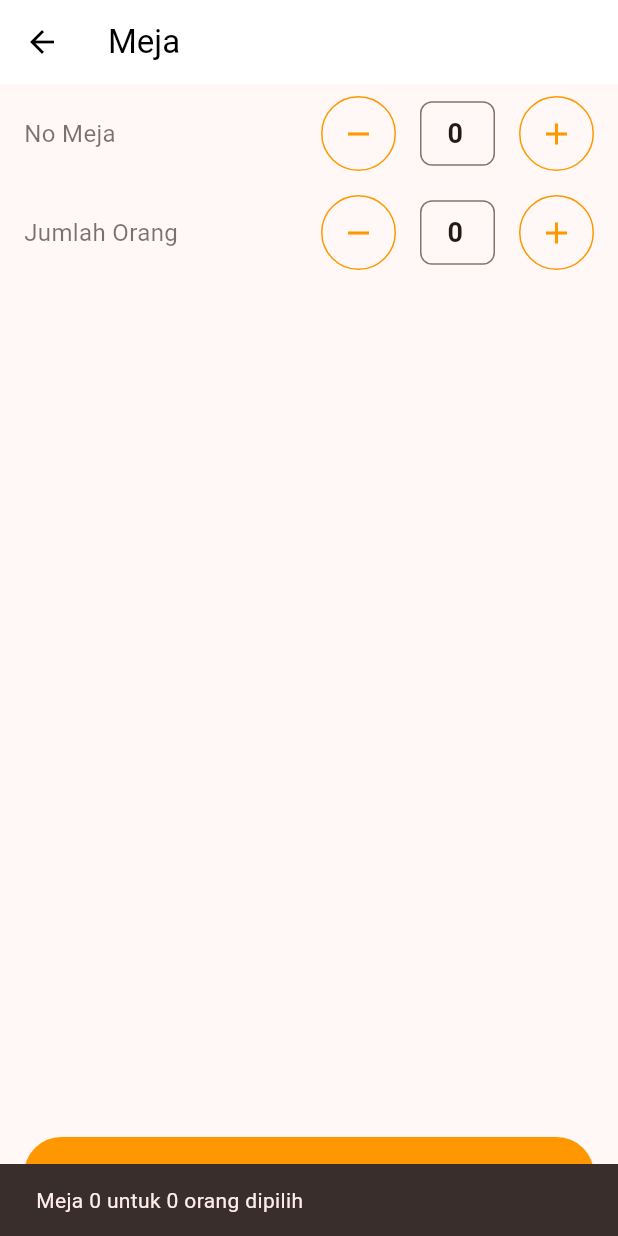
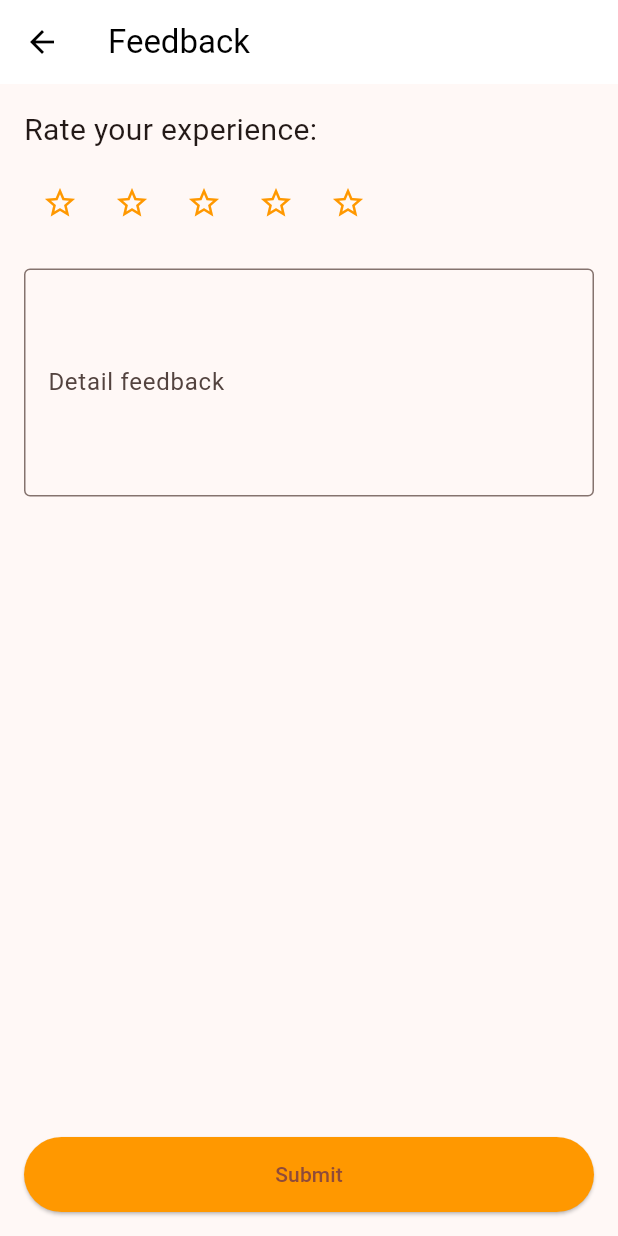
Before and after one commit to admiral-iman/e-kantinApp, a Flutter app: the MejaPage screen opened directly, after a tap on "Lanjut", on a phone screen of 412 x 824 dp. Run offline on Flutter 3.47's test engine with Material 3 defaults, Android fonts, the phone set to English and light mode, and no system bars; our stand-ins replace hive, image_picker; accounts and stored records are empty.

Commit message:
FeedBack

```diff
--- a/lib/views/feedback.dart
+++ b/lib/views/feedback.dart
@@ -0,0 +1,99 @@
+import 'package:e_kantin/views/homepage.dart';
+import 'package:flutter/material.dart';
+import 'homepage.dart';
+
+class FeedbackPage extends StatefulWidget {
+  @override
+  _FeedbackPageState createState() => _FeedbackPageState();
+}
+
+class _FeedbackPageState extends State<FeedbackPage> {
+  int _rating = 0; // Menyimpan rating bintang yang dipilih
+
+  @override
+  Widget build(BuildContext context) {
+    return Scaffold(
+      appBar: AppBar(
+        leading: IconButton(
+          icon: Icon(Icons.arrow_back, color: Colors.black),
+          onPressed: () => Navigator.of(context).pop(),
+        ),
+        title: Text('Feedback', style: TextStyle(color: Colors.black)),
+        backgroundColor: Colors.white,
+        elevation: 0,
+      ),
+      body: Padding(
+        padding: const EdgeInsets.all(16.0),
+        child: Column(
+          crossAxisAlignment: CrossAxisAlignment.start,
+          children: [
+            Text('Rate your experience:', style: TextStyle(fontSize: 20)),
+            SizedBox(height: 10),
+            Row(
+              mainAxisAlignment: MainAxisAlignment.start,
+              children: List.generate(5, (index) {
+                return IconButton(
+                  icon: Icon(
+                    index < _rating ? Icons.star : Icons.star_border,
+                    color: Colors.orange,
+                  ),
+                  onPressed: () {
+                    setState(() {
+                      _rating = index + 1; // Update rating
+                    });
+                  },
+                );
+              }),
+            ),
+            SizedBox(height: 20),
+            TextField(
+              decoration: InputDecoration(
+                labelText: 'Detail feedback',
+                border: OutlineInputBorder(),
+              ),
+              maxLines: 5,
+            ),
+            Spacer(),
+            ElevatedButton(
+              onPressed: () {
+                // Menampilkan pop-up konfirmasi setelah submit
+                showDialog(
+                  context: context,
+                  builder: (BuildContext context) {
+                    return AlertDialog(
+                      title: Text('Terima Kasih'),
+                      content: Text('Feedback Anda telah terkirim.'),
+                      actions: [
+                        TextButton(
+                          onPressed: () {
+                            Navigator.of(context).pop(); // Tutup pop-up
+                            // Navigasi ke halaman Home setelah pop-up tertutup
+                            Navigator.pushReplacement(
+                              context,
+                              MaterialPageRoute(
+                                  builder: (context) =>
+                                      Home()), // Arahkan ke Home
+                            );
+                          },
+                          child: Text('OK'),
+                        ),
+                      ],
+                    );
+                  },
+                );
+              },
+              child: Text('Submit'),
+              style: ElevatedButton.styleFrom(
+                primary: Colors.orange,
+                minimumSize: Size(double.infinity, 50),
+                shape: RoundedRectangleBorder(
+                  borderRadius: BorderRadius.circular(25),
+                ),
+              ),
+            ),
+          ],
+        ),
+      ),
+    );
+  }
+}
--- a/lib/views/homepage.dart
+++ b/lib/views/homepage.dart
@@ -2,6 +2,7 @@ import 'package:flutter/material.dart';
 import 'menudetail.dart'; // Pastikan Anda mengimpor halaman detail menu
 import 'profilepage.dart'; // Halaman profile
 import 'pesanansaya.dart';
+import 'feedback.dart';
 
 class Home extends StatefulWidget {
   const Home({Key? key}) : super(key: key);
--- a/lib/views/meja.dart
+++ b/lib/views/meja.dart
@@ -1,3 +1,4 @@
+import 'package:e_kantin/views/feedback.dart';
 import 'package:flutter/material.dart';
 import 'package:flutter/services.dart';
 
@@ -53,10 +54,11 @@ class _MejaPageState extends State<MejaPage> {
             padding: const EdgeInsets.all(16.0),
             child: ElevatedButton(
               onPressed: () {
-                ScaffoldMessenger.of(context).showSnackBar(
-                  SnackBar(
-                      content: Text(
-                          'Meja ${tableNumberController.text} untuk ${numberOfPeopleController.text} orang dipilih')),
+                // Navigasi ke halaman feedback
+                Navigator.of(context).push(
+                  MaterialPageRoute(
+                    builder: (context) => FeedbackPage(),
+                  ),
                 );
               },
               child: Text('Lanjut', style: TextStyle(fontSize: 18)),
```
